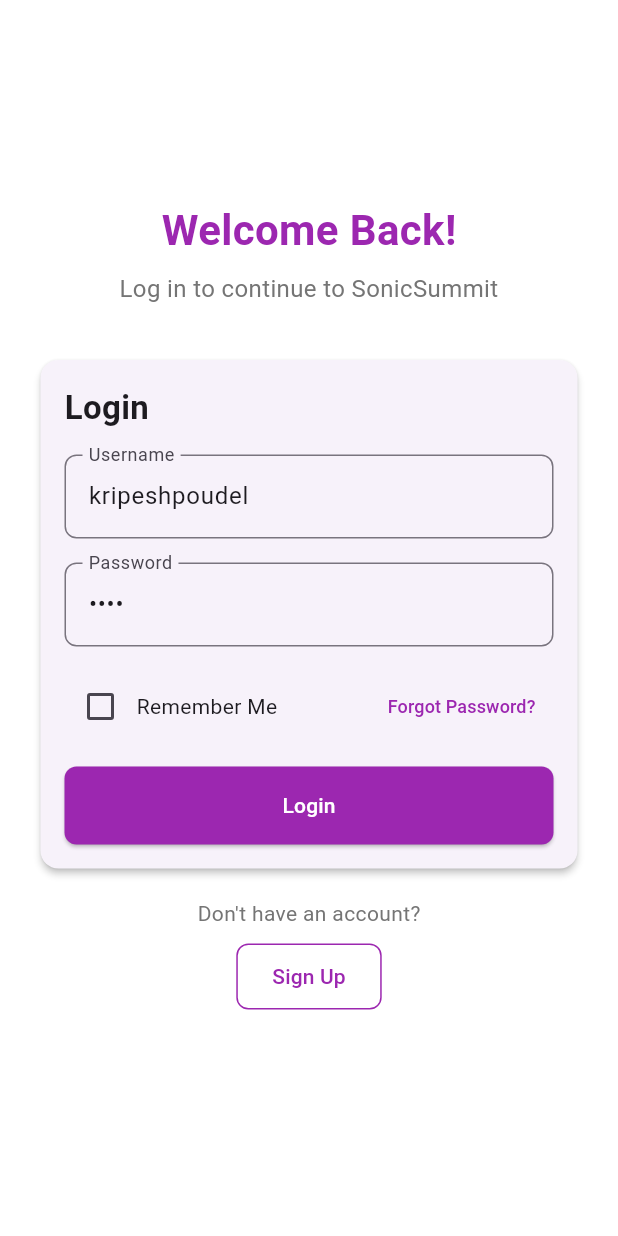
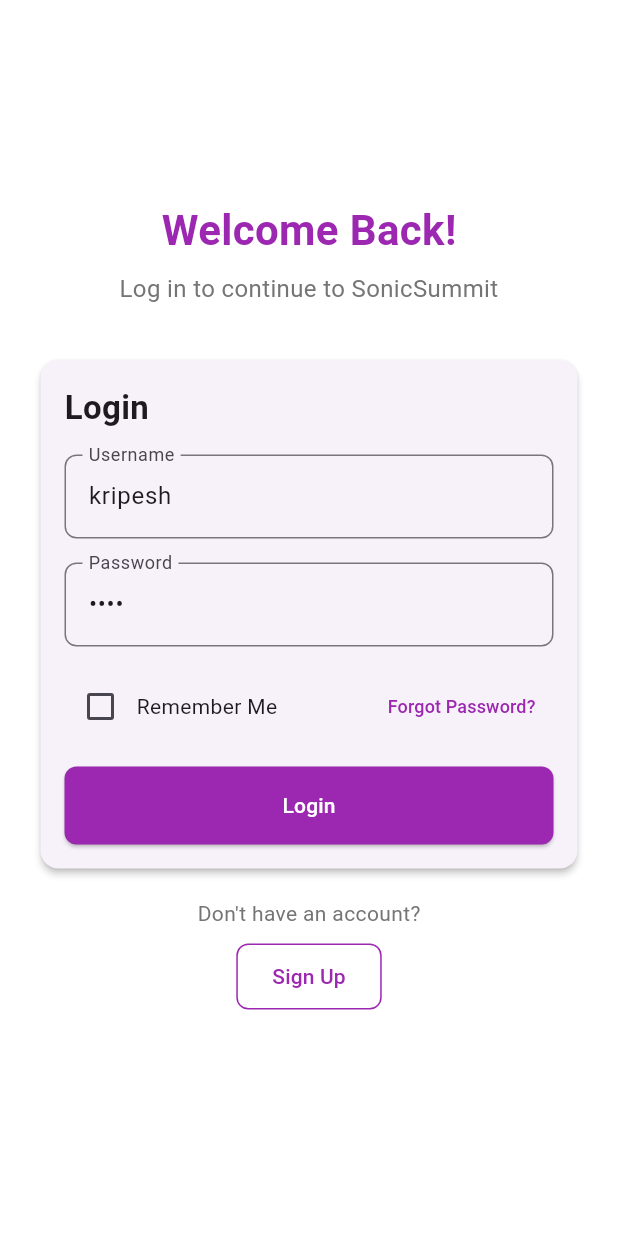
Before and after one commit to kripesh03/SonicSummitMobileApp, a Flutter app: the LoginView screen opened directly, on a phone screen of 412 x 824 dp. Run offline on Flutter 3.47's test engine with Material 3 defaults, Android fonts, the phone set to English and light mode, and no system bars; our stand-ins replace bloc, dartz, dio, equatable, flutter_bloc, get_it and 6 more; missing offline and left inert: proximity_sensor; accounts and stored records are empty; network calls fail.

Commit message:
minor changes in ui

```diff
--- a/lib/features/auth/presentation/view/login_view.dart
+++ b/lib/features/auth/presentation/view/login_view.dart
@@ -8,7 +8,7 @@
   LoginView({super.key});
 
   final _formKey = GlobalKey<FormState>();
-  final _usernameController = TextEditingController(text: 'kripeshpoudel');
+  final _usernameController = TextEditingController(text: 'kripesh');
   final _passwordController = TextEditingController(text: '1234');
 
   bool rememberMe = false;
--- a/lib/features/home/presentation/view/home_view.dart
+++ b/lib/features/home/presentation/view/home_view.dart
@@ -123,8 +123,8 @@
               ),
             ],
             currentIndex: state.selectedIndex,
-            selectedItemColor: Colors.white,
-            unselectedItemColor: Colors.grey,
+            selectedItemColor: Colors.purple,
+            unselectedItemColor: Colors.blueGrey,
             backgroundColor: Colors.purple,
             onTap: (index) {
               context.read<HomeCubit>().onTabTapped(index);
```
